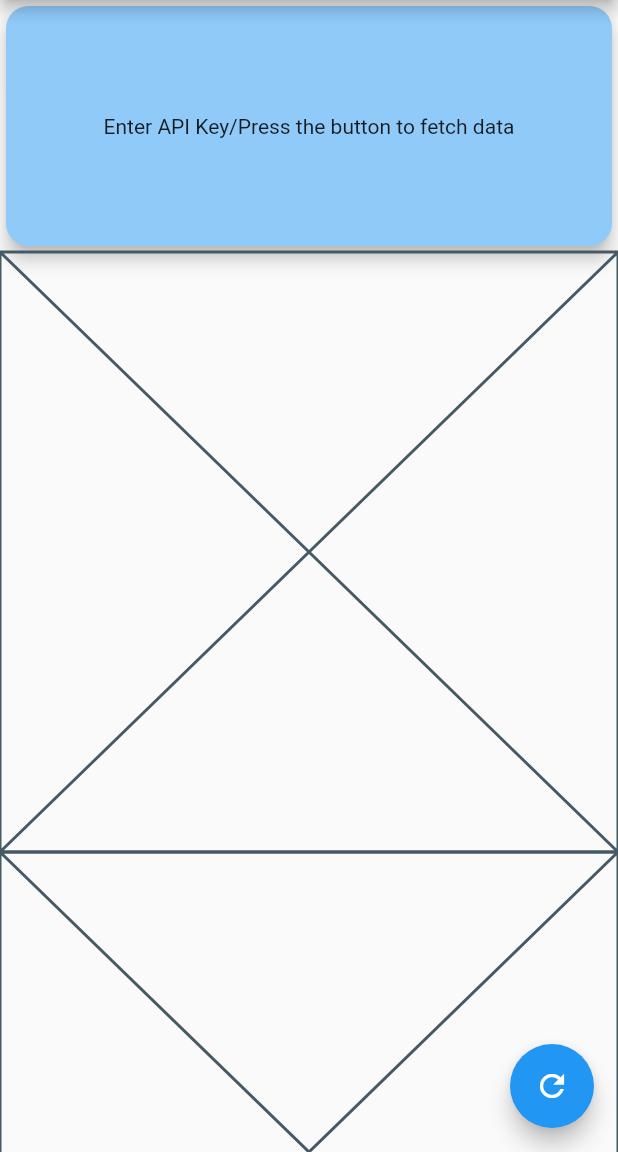
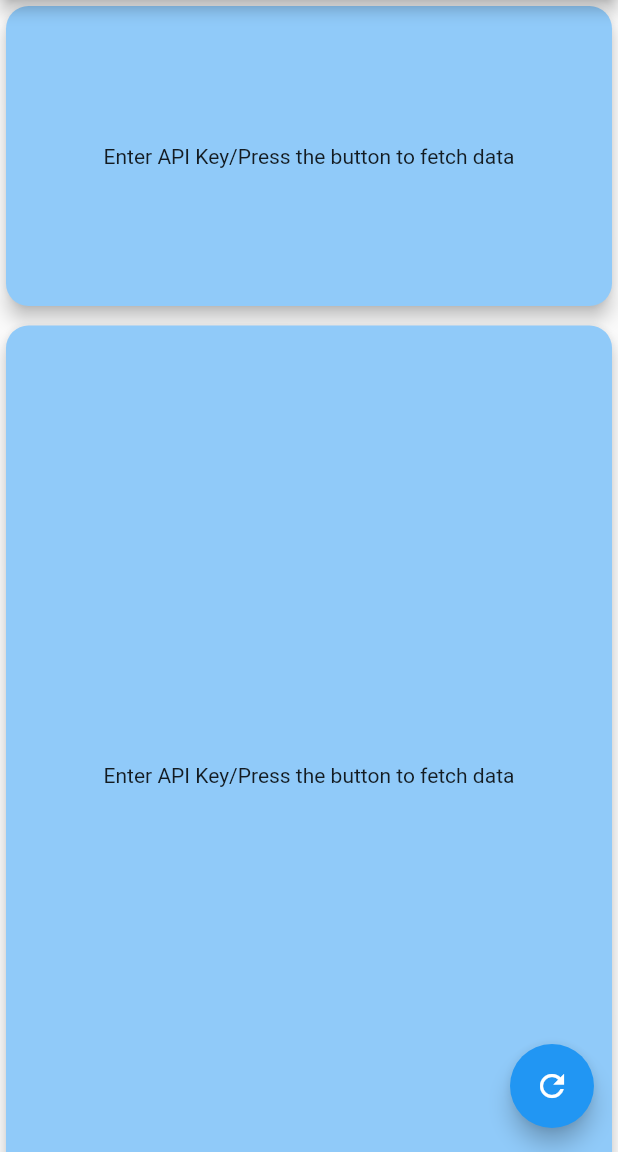
Before and after one commit to SU008/Flutter_Trading212_Portfolio, a Flutter app: the screen it shows after launch, on a phone screen of 412 x 824 dp, the part 84-1236 px from its top. Run offline on Flutter 3.47's test engine with Material 2 defaults, Android fonts, the phone set to English and light mode, and no system bars; our stand-ins replace bloc, easy_debounce, flutter_bloc, flutter_dotenv; missing offline and left inert: debounce_throttle.

Commit message:
Account Cash & Historical Dividend list working

```diff
--- /dev/null
+++ b/lib/data_models/historical_dividends_model.dart
@@ -0,0 +1,73 @@
+import 'dart:convert';
+
+class HistoricalDividends {
+  List<Item>? items;
+  String? nextPagePath;
+
+  HistoricalDividends({
+    this.items,
+    this.nextPagePath,
+  });
+
+  factory HistoricalDividends.fromRawJson(String str) => HistoricalDividends.fromJson(json.decode(str));
+
+  String toRawJson() => json.encode(toJson());
+
+  factory HistoricalDividends.fromJson(Map<String, dynamic> json) => HistoricalDividends(
+    items: json["items"] == null ? [] : List<Item>.from(json["items"]!.map((x) => Item.fromJson(x))),
+    nextPagePath: json["nextPagePath"],
+  );
+
+  Map<String, dynamic> toJson() => {
+    "items": items == null ? [] : List<dynamic>.from(items!.map((x) => x.toJson())),
+    "nextPagePath": nextPagePath,
+  };
+}
+
+class Item {
+  String? ticker;
+  String? reference;
+  double? quantity;
+  double? amount;
+  double? grossAmountPerShare;
+  double? amountInEuro;
+  DateTime? paidOn;
+  String? type;
+
+  Item({
+    this.ticker,
+    this.reference,
+    this.quantity,
+    this.amount,
+    this.grossAmountPerShare,
+    this.amountInEuro,
+    this.paidOn,
+    this.type,
+  });
+
+  factory Item.fromRawJson(String str) => Item.fromJson(json.decode(str));
+
+  String toRawJson() => json.encode(toJson());
+
+  factory Item.fromJson(Map<String, dynamic> json) => Item(
+    ticker: json["ticker"]?? 'N/A',
+    reference: json["reference"] ?? 'N/A',
+    quantity: json["quantity"]?.toDouble() ?? 0,
+    amount: json["amount"]?.toDouble() ??0,
+    grossAmountPerShare: json["grossAmountPerShare"]?.toDouble()??0,
+    amountInEuro: json["amountInEuro"]?.toDouble()??0,
+    paidOn: json["paidOn"] == null ? null : DateTime.parse(json["paidOn"]),
+    type: json["type"],
+  );
+
+  Map<String, dynamic> toJson() => {
+    "ticker": ticker,
+    "reference": reference,
+    "quantity": quantity,
+    "amount": amount,
+    "grossAmountPerShare": grossAmountPerShare,
+    "amountInEuro": amountInEuro,
+    "paidOn": paidOn?.toIso8601String(),
+    "type": type,
+  };
+}
--- a/lib/main.dart
+++ b/lib/main.dart
@@ -3,6 +3,7 @@ import 'package:flutter_bloc/flutter_bloc.dart';
 import 'package:flutter_dotenv/flutter_dotenv.dart'; //for env
 import 'package:flutter_portfolio_dividend/screens/homescreen.dart';
 import 'package:flutter_portfolio_dividend/services/T212_API_Bloc/t212_api_bloc.dart';
+import 'package:flutter_portfolio_dividend/services/T212_API_Divided_Bloc/t212_dividend_bloc.dart';
 
 
 void main()  {
@@ -19,8 +20,16 @@ class MyApp extends StatelessWidget {
   @override
   Widget build(BuildContext context) {
     return MaterialApp(
-      home: BlocProvider(
-        create: (context) => T212ApiBloc(),
+      home: MultiBlocProvider(
+        providers: [
+          BlocProvider<T212ApiBloc>(
+            create: (context) => T212ApiBloc(),
+          ),
+          // Add more BlocProviders for additional Blocs if needed
+           BlocProvider<T212DividendBloc>(
+            create: (context) => T212DividendBloc(),
+           ),
+        ],
         child: MyHomePage(),
       ),
     );
--- a/lib/screens/homescreen.dart
+++ b/lib/screens/homescreen.dart
@@ -1,39 +1,45 @@
 import 'package:flutter/material.dart';
 import 'package:flutter_bloc/flutter_bloc.dart';
+import 'package:flutter_portfolio_dividend/data_models/historical_dividends_model.dart';
 import 'package:intl/intl.dart';
 import '../data_models/account_cash_model.dart';
 import '../services/T212_API_Bloc/t212_api_bloc.dart';
+import '../services/T212_API_Divided_Bloc/t212_dividend_bloc.dart';
 
 class MyHomePage extends StatefulWidget {
   @override
   State<MyHomePage> createState() => _MyHomePageState();
 }
 
-
 //testing with model
 class _MyHomePageState extends State<MyHomePage> {
   @override
   Widget build(BuildContext context) {
     final T212ApiBloc T212apibloc = BlocProvider.of<T212ApiBloc>(context);
+    final T212DividendBloc divbloc = BlocProvider.of<T212DividendBloc>(context);
 
     return Scaffold(
       appBar: AppBar(
         title: const Text('Trading 212 Portfolio'),
       ),
-      body: SingleChildScrollView(
+      body: const SingleChildScrollView(
         child: Column(
           crossAxisAlignment: CrossAxisAlignment.center,
           children: [
             ShowAccountCash(),
-            Placeholder(),
-            Placeholder(),
+            SizedBox(height: 5,),
 
+            ShowHistoricalDividends(),
           ],
         ),
       ),
       floatingActionButton: FloatingActionButton(
-        onPressed: () {
+        onPressed: () async {
           T212apibloc.add(GetAccountDataEventModel());
+
+          await Future.delayed(const Duration(milliseconds: 1000),);
+
+          divbloc.add(GetPaidOutDividendsEventModel2());
         },
         child: const Icon(Icons.refresh),
       ),
@@ -41,27 +47,85 @@ class _MyHomePageState extends State<MyHomePage> {
   }
 }
 
-class ShowAccountCash extends StatelessWidget {
-  const ShowAccountCash({
+class ShowHistoricalDividends extends StatelessWidget {
+  const ShowHistoricalDividends({
     super.key,
   });
 
   @override
   Widget build(BuildContext context) {
     return Card(
-
       elevation: 5, // Optional: Add elevation for a shadow effect
       color: Colors.blue[200],
       shape: RoundedRectangleBorder(
         borderRadius:
-        BorderRadius.circular(15.0), // Adjust the radius as needed
+            BorderRadius.circular(15.0), // Adjust the radius as needed
       ),
       child: Container(
-        height: 160,
+        height: 600,
+        padding: const EdgeInsets.all(16.0),
+        child: BlocBuilder<T212DividendBloc, T212DividendState>(
+          builder: (context, state) {
+            if (state is ErrorState) {
+              const Center(child: Text('Error while fetch data'));
+            }
+
+            if (state is LoadingState) {
+              return const Center(child: CircularProgressIndicator());
+            } else if (state is PaidOutDividendsStateModel2) {
+              HistoricalDividends divistory = state.data;
+
+              return ListView.builder(
+                itemCount: divistory.items?.length,
+                itemBuilder: (context, index) {
+
+                  Item dividend = divistory.items![index];
+                  return ListTile(
+                    leading: Text('${dividend.ticker}'),
+                    title: Text('Amount: ${dividend.amountInEuro}'),
+                    subtitle: Text('Date: ${dividend.paidOn}'),
+                  );
+                },
+              );
+
+            } else {
+              return const Center(
+                  child: Text(
+                      'Enter API Key/Press the button to fetch data'));
+            }
+          },
+        ),
+      ),
+    );
+  }
+}
+
+
+
+class ShowAccountCash extends StatefulWidget {
+  const ShowAccountCash({
+    super.key,
+  });
+
+  @override
+  State<ShowAccountCash> createState() => _ShowAccountCashState();
+}
+class _ShowAccountCashState extends State<ShowAccountCash> {
+  @override
+  Widget build(BuildContext context) {
+    return Card(
+      elevation: 5, // Optional: Add elevation for a shadow effect
+      color: Colors.blue[200],
+      shape: RoundedRectangleBorder(
+        borderRadius:
+            BorderRadius.circular(15.0), // Adjust the radius as needed
+      ),
+      child: Container(
+        height: 200,
         padding: const EdgeInsets.all(16.0),
         child: BlocBuilder<T212ApiBloc, T212ApiState>(
           builder: (context, state) {
-            if (state is ErrorState){
+            if (state is ErrorState) {
               const Center(child: Text('Error while fetch data'));
             }
 
@@ -69,27 +133,29 @@ class ShowAccountCash extends StatelessWidget {
               return const Center(child: CircularProgressIndicator());
             } else if (state is PersonalPortfolioLoadedStateModel) {
               AccountCash accountcash = state.data;
-              num portfolio = accountcash.invested.toDouble() + accountcash.ppl.toDouble();
+              num portfolio =
+                  accountcash.invested.toDouble() + accountcash.ppl.toDouble();
               String myportfolio = portfolio.toStringAsFixed(2);
 
-
               print(accountcash);
-              return  Column(
+              return Column(
                 children: [
                   const Padding(
                     padding: EdgeInsets.fromLTRB(10, 8, 8, 0),
                     child: Row(
                       mainAxisAlignment: MainAxisAlignment.start,
                       children: [
-                        Text('Values shown are all approximate*', textScaleFactor: 0.8,),
+                        Text(
+                          'Values shown are all approximate*',
+                          textScaleFactor: 0.8,
+                        ),
                       ],
                     ),
                   ),
-
                   Card(
                     shape: RoundedRectangleBorder(
-                      borderRadius:
-                      BorderRadius.circular(12.0), // Adjust the radius as needed
+                      borderRadius: BorderRadius.circular(
+                          12.0), // Adjust the radius as needed
                     ),
                     child: SizedBox(
                       height: 90,
@@ -101,38 +167,30 @@ class ShowAccountCash extends StatelessWidget {
                             Row(
                               mainAxisAlignment: MainAxisAlignment.center,
                               children: [
-                                Text(
-                                    'Account Value : ${accountcash.total}'),
+                                Text('Account Value : ${accountcash.total}'),
                               ],
                             ),
                             Row(
                               mainAxisAlignment: MainAxisAlignment.spaceEvenly,
                               children: [
                                 Column(
-
                                   mainAxisAlignment: MainAxisAlignment.start,
                                   crossAxisAlignment: CrossAxisAlignment.start,
                                   children: [
                                     Text('Portfolio : ${myportfolio}'),
-                                    Text('Invested : ${accountcash.invested }'),
-
+                                    Text('Invested : ${accountcash.invested}'),
                                   ],
                                 ),
                                 Column(
-
                                   mainAxisAlignment: MainAxisAlignment.start,
                                   crossAxisAlignment: CrossAxisAlignment.start,
                                   children: [
                                     Text('Free Funds : ${accountcash.free} '),
                                     Text('Profit/Loss : ${accountcash.ppl} '),
-
                                   ],
-
                                 ),
                               ],
-
                             )
-
                           ],
                         ),
                       ),
@@ -140,8 +198,6 @@ class ShowAccountCash extends StatelessWidget {
                   ),
                 ],
               );
-
-
             } else {
               return const Center(
                   child: Text('Enter API Key/Press the button to fetch data'));
@@ -152,134 +208,3 @@ class ShowAccountCash extends StatelessWidget {
     );
   }
 }
-
-
-
-
-
-/*
-//not data model
-class _MyHomePageState extends State<MyHomePage> {
-  @override
-  Widget build(BuildContext context) {
-    final T212ApiBloc T212apibloc = BlocProvider.of<T212ApiBloc>(context);
-
-    return Scaffold(
-      appBar: AppBar(
-        title: const Text('Trading 212 Portfolio'),
-      ),
-      body: Card(
-
-        elevation: 5, // Optional: Add elevation for a shadow effect
-        color: Colors.blue[200],
-        shape: RoundedRectangleBorder(
-          borderRadius:
-          BorderRadius.circular(15.0), // Adjust the radius as needed
-        ),
-        child: Container(
-          height: 500,
-          padding: const EdgeInsets.all(16.0),
-          child: BlocBuilder<T212ApiBloc, T212ApiState>(
-            builder: (context, state) {
-              if (state is ErrorState){
-                const Center(child: Text('Error while fetch data'));
-              }
-
-              if (state is LoadingState) {
-                return const Center(child: CircularProgressIndicator());
-              } else if (state is PersonalPortfolioLoadedState) {
-                Map<String, dynamic> data = state.data;
-                final total = data['total']?.toString() ?? 0.0;
-                final free = data['free']?.toString() ?? 0.0;
-                final invested = data['invested']?.toDouble() ?? 0.0;
-                final ppl = data['ppl']?.toDouble() ?? 0.0;
-                final portfolio =  NumberFormat('0.00').format(invested + ppl);
-
-                print(data);
-                return  Column(
-                  children: [
-                    const Padding(
-                      padding: EdgeInsets.fromLTRB(10, 8, 8, 0),
-                      child: Row(
-                        mainAxisAlignment: MainAxisAlignment.start,
-                        children: [
-                          Text('Values shown are all approximate*', textScaleFactor: 0.8,),
-                        ],
-                      ),
-                    ),
-
-                    Card(
-                      shape: RoundedRectangleBorder(
-                        borderRadius:
-                        BorderRadius.circular(12.0), // Adjust the radius as needed
-                      ),
-                      child: SizedBox(
-                        height: 90,
-                        child: Padding(
-                          padding: const EdgeInsets.all(8.0),
-                          child: Column(
-                            mainAxisAlignment: MainAxisAlignment.center,
-                            children: [
-                              Row(
-                                mainAxisAlignment: MainAxisAlignment.center,
-                                children: [
-                                  Text(
-                                      'Account Value : ${total}'),
-                                ],
-                              ),
-                              Row(
-                                mainAxisAlignment: MainAxisAlignment.spaceEvenly,
-                                children: [
-                                  Column(
-                                    mainAxisAlignment: MainAxisAlignment.start,
-                                    children: [
-                                      Text('Portfolio : ${portfolio} '),
-                                      Text('Invested : ${invested } '),
-
-                                    ],
-                                  ),
-                                  Column(
-                                    mainAxisAlignment: MainAxisAlignment.end,
-                                    children: [
-                                      Text('Free Funds : ${free} '),
-                                      Text('Return P/L : ${ppl} '),
-
-                                    ],
-
-                                  ),
-                                ],
-
-                              )
-
-
-
-
-                            ],
-                          ),
-                        ),
-                      ),
-                    ),
-                  ],
-                );
-
-
-              } else {
-                return const Center(
-                    child: Text('Enter API Key/Press the button to fetch data'));
-              }
-            },
-          ),
-        ),
-      ),
-      floatingActionButton: FloatingActionButton(
-        onPressed: () {
-          T212apibloc.add(GetAccountDataEvent());
-        },
-        child: const Icon(Icons.refresh),
-      ),
-    );
-  }
-}
-
-
- */
--- a/lib/services/T212_API_Bloc/t212_api_bloc.dart
+++ b/lib/services/T212_API_Bloc/t212_api_bloc.dart
@@ -3,6 +3,7 @@ import 'dart:convert';
 
 import 'package:bloc/bloc.dart';
 import 'package:debounce_throttle/debounce_throttle.dart';
+import 'package:flutter_portfolio_dividend/data_models/historical_dividends_model.dart';
 import 'package:meta/meta.dart';
 
 import 'package:http/http.dart' as http;
@@ -26,8 +27,68 @@ class T212ApiBloc extends Bloc<T212ApiEvent, T212ApiState> {
     on<GetAccountDataEvent>(_getAccountDataEvent);
     on<GetAccountDataEventModel>(_getAccountDataEventModel);//useing data model
 
+    on<GetPaidOutDividendsEventModel>(_getPaidOutDividendsEventModel);
+
 
   }
+
+  void _getPaidOutDividendsEventModel(GetPaidOutDividendsEventModel event, Emitter<T212ApiState> emit) async {
+    emit(LoadingState());
+
+    await dotenv.load(); //done in main.dart instead
+    String tempAPI_key = dotenv.env['API_KEY'] ?? "Your_API_Key_During_Testing";
+
+    Map<String, String> queryParameters = {
+      "limit": "50",
+    };
+
+    var target_headers = {
+      "Authorization": tempAPI_key,
+      "Content-Type":"application/json",
+    };
+
+    Uri theUrl = Uri.parse('https://live.trading212.com/api/v0/history/dividends').replace(queryParameters: queryParameters);
+
+    print('the url is : $theUrl');
+    final response = await http.get(theUrl, headers: target_headers); //sending a get
+    print('dividends response code: ${response.statusCode}');
+
+    try {
+      if (response.statusCode == 200) {
+        // Decode the JSON response into an instance of AccountCash
+
+        Map<String, dynamic> data = json.decode(response.body);
+
+        HistoricalDividends divhistory = HistoricalDividends.fromJson( json.decode(response.body));
+
+        //final Map<String, dynamic> data = json.decode(response.body);
+        print("Dividend map data: ${data}");
+        print("Dividend map data: ${divhistory.items}");
+
+        emit(PaidOutDividendsStateModel(divhistory));
+
+      } else {
+        emit(ErrorState());
+        print('failed to fetch data');
+        throw Exception("Failed to fetch data: ${response.statusCode}");
+      }
+    } catch (e) {
+      print('failed to fetch data [e]');
+      emit(ErrorState());
+      print("Error decoding JSON or handling response: $e");
+    }
+
+
+
+
+
+
+  }
+
+
+
+
+
 
   void _getAccountDataEventModel(GetAccountDataEventModel event, Emitter<T212ApiState> emit) async {
 
@@ -43,7 +104,7 @@ class T212ApiBloc extends Bloc<T212ApiEvent, T212ApiState> {
     };
 
     final response = await http.get(theUrl, headers: target_headers); //sending a get
-    print(response.statusCode);
+    //print(response.statusCode);
     try {
       if (response.statusCode == 200) {
       // Decode the JSON response into an instance of AccountCash
@@ -52,7 +113,7 @@ class T212ApiBloc extends Bloc<T212ApiEvent, T212ApiState> {
 
       AccountCash accountCash = AccountCash.fromJson(data);
 
-      print("AccountCash successfully decoded: $accountCash"); // Add this line
+      //print("AccountCash successfully decoded: $accountCash"); // Add this line
 
       emit(PersonalPortfolioLoadedStateModel(accountCash));
     } else {
--- a/lib/services/T212_API_Bloc/t212_api_event.dart
+++ b/lib/services/T212_API_Bloc/t212_api_event.dart
@@ -6,10 +6,13 @@ part of 't212_api_bloc.dart';
 abstract class T212ApiEvent {}
 
 class GetAccountDataEvent extends T212ApiEvent {}
+class GetAccountDataEventModel extends T212ApiEvent {}
 
-//using model
-class GetAccountDataEventModel extends T212ApiEvent {}
 
 class GetPersonalPortfolioEvent extends T212ApiEvent {}
 
 class GetHistoricalItemsEvent extends T212ApiEvent {}
+
+
+class GetPaidOutDividendsEvent extends T212ApiEvent {}
+class GetPaidOutDividendsEventModel extends T212ApiEvent {}
--- a/lib/services/T212_API_Bloc/t212_api_state.dart
+++ b/lib/services/T212_API_Bloc/t212_api_state.dart
@@ -11,7 +11,7 @@ class LoadingState extends T212ApiState {}
 class ErrorState extends T212ApiState {}
 
 
-
+//--------------------------
 class PersonalPortfolioLoadedState extends T212ApiState {
   final Map<String, dynamic> data;
 
@@ -24,3 +24,19 @@ class PersonalPortfolioLoadedStateModel extends T212ApiState {
 
   PersonalPortfolioLoadedStateModel(this.data);
 }
+//---------------------------
+
+
+//-------dividend chart---------------
+class PaidOutDividendsState extends T212ApiState {
+  final Map<String, dynamic> data;
+
+  PaidOutDividendsState(this.data);
+}
+
+class PaidOutDividendsStateModel extends T212ApiState {
+  final HistoricalDividends data;
+
+  PaidOutDividendsStateModel(this.data);
+}
+//-----------------------------------
--- /dev/null
+++ b/lib/services/T212_API_Divided_Bloc/t212_dividend_bloc.dart
@@ -0,0 +1,79 @@
+import 'dart:async';
+import 'dart:convert';
+
+import 'package:http/http.dart' as http;
+
+import 'package:bloc/bloc.dart';
+import 'package:flutter_dotenv/flutter_dotenv.dart';
+import 'package:meta/meta.dart';
+
+import '../../data_models/historical_dividends_model.dart';
+
+
+part 't212_dividend_event.dart';
+part 't212_dividend_state.dart';
+
+class T212DividendBloc extends Bloc<T212DividendEvent, T212DividendState> {
+  T212DividendBloc() : super(T212DividendInitial()) {
+
+    on<GetPaidOutDividendsEventModel2>(_getPaidOutDividendsEventModel2);
+  }
+
+  void _getPaidOutDividendsEventModel2(GetPaidOutDividendsEventModel2 event, Emitter<T212DividendState> emit) async {
+    emit(LoadingState2());
+
+    await dotenv.load(); //done in main.dart instead
+    String tempAPI_key = dotenv.env['API_KEY'] ?? "Your_API_Key_During_Testing";
+
+    Map<String, String> queryParameters = {
+      "limit": "50",
+    };
+
+    var target_headers = {
+      "Authorization": tempAPI_key,
+      "Content-Type":"application/json",
+    };
+
+    Uri theUrl = Uri.parse('https://live.trading212.com/api/v0/history/dividends').replace(queryParameters: queryParameters);
+
+    print('the url is : $theUrl');
+    final response = await http.get(theUrl, headers: target_headers); //sending a get
+    print('dividends response code: ${response.statusCode}');
+
+    try {
+      if (response.statusCode == 200) {
+        // Decode the JSON response into an instance of AccountCash
+
+        Map<String, dynamic> data = json.decode(response.body);
+
+        HistoricalDividends divhistory = HistoricalDividends.fromJson( json.decode(response.body));
+
+        //final Map<String, dynamic> data = json.decode(response.body);
+        print("Dividend map data: ${data}");
+        print("Dividend map data: ${divhistory.items}");
+
+        emit(PaidOutDividendsStateModel2(divhistory));
+
+      } else {
+
+        print('failed to fetch data');
+        throw Exception("Failed to fetch data: ${response.statusCode}");
+      }
+    } catch (e) {
+      print('failed to fetch data [e]');
+
+      print("Error decoding JSON or handling response: $e");
+    }
+
+
+
+
+
+
+  }
+
+
+
+
+
+}
--- /dev/null
+++ b/lib/services/T212_API_Divided_Bloc/t212_dividend_event.dart
@@ -0,0 +1,6 @@
+part of 't212_dividend_bloc.dart';
+
+@immutable
+abstract class T212DividendEvent {}
+
+class GetPaidOutDividendsEventModel2 extends T212DividendEvent {}
--- /dev/null
+++ b/lib/services/T212_API_Divided_Bloc/t212_dividend_state.dart
@@ -0,0 +1,15 @@
+part of 't212_dividend_bloc.dart';
+
+@immutable
+abstract class T212DividendState {}
+
+class T212DividendInitial extends T212DividendState {}
+
+class LoadingState2 extends T212DividendState {}
+
+
+class PaidOutDividendsStateModel2 extends T212DividendState {
+  final HistoricalDividends data;
+
+  PaidOutDividendsStateModel2(this.data);
+}
```
Also changed, not shown: 1 other file.
